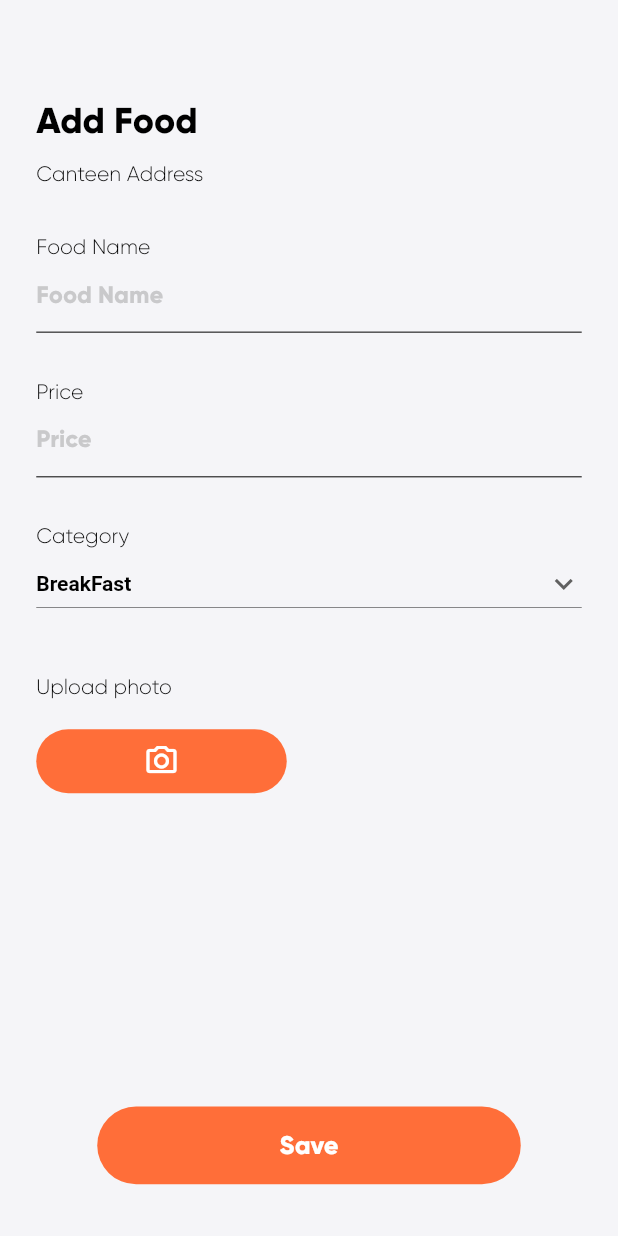
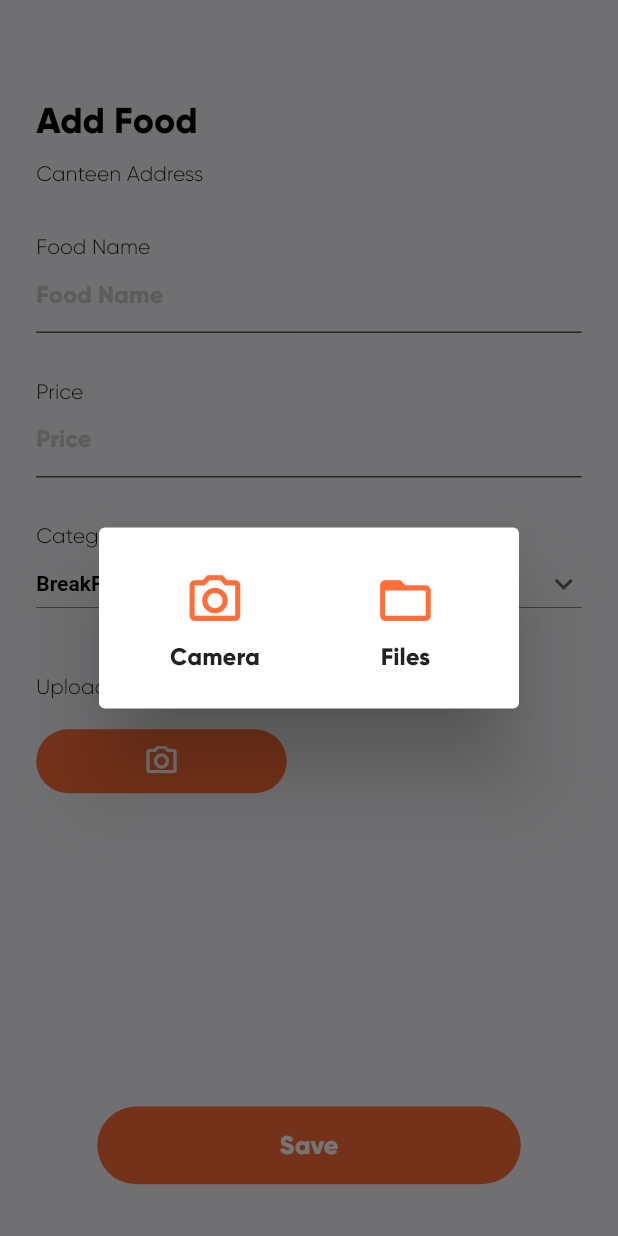
Before and after one commit to StackXSol/canteen, a Flutter app: the AddFood screen opened directly, after a tap on the "camera alt" icon, on a phone screen of 412 x 824 dp. Run offline on Flutter 3.47's test engine with Material 2 defaults, Android fonts, the phone set to English and light mode, and no system bars; our stand-ins replace bloc, carousel_slider, cloud_firestore, firebase_auth, firebase_core, firebase_storage and 8 more; missing offline and left inert: dart:ffi, qr_code_scanner; accounts and stored records are empty.

Commit message:
added imagepicker camera

```diff
--- a/lib/screens/Admin/add_food.dart
+++ b/lib/screens/Admin/add_food.dart
@@ -138,7 +138,70 @@ class _AddFoodState extends State<AddFood> {
             ),
             GestureDetector(
               onTap: () async {
-                photo = await _picker.pickImage(source: ImageSource.gallery);
+                showDialog(
+                    context: context,
+                    builder: (BuildContext context) {
+                      return AlertDialog(
+                        content: Form(
+                          // key: _formKey,
+                          child: Row(
+                            mainAxisAlignment: MainAxisAlignment.spaceEvenly,
+                            children: <Widget>[
+                              GestureDetector(
+                                onTap: () async {
+                                  photo = await _picker.pickImage(
+                                      source: ImageSource.camera);
+                                },
+                                child: Column(
+                                  mainAxisSize: MainAxisSize.min,
+                                  children: [
+                                    Padding(
+                                        padding: EdgeInsets.all(8.0),
+                                        child: Icon(
+                                          Icons.camera_alt_outlined,
+                                          color: orange_color,
+                                          size: getheight(context, 40),
+                                        )),
+                                    Text(
+                                      "Camera",
+                                      style: TextStyle(
+                                          fontWeight: FontWeight.bold),
+                                    )
+                                  ],
+                                ),
+                              ),
+                              SizedBox(
+                                width: getwidth(context, 20),
+                              ),
+                              GestureDetector(
+                                onTap: () async {
+                                  photo = await _picker.pickImage(
+                                      source: ImageSource.gallery);
+                                },
+                                child: Column(
+                                  mainAxisSize: MainAxisSize.min,
+                                  children: [
+                                    Padding(
+                                      padding: EdgeInsets.all(8.0),
+                                      child: Icon(
+                                        Icons.folder_open_outlined,
+                                        color: orange_color,
+                                        size: getheight(context, 40),
+                                      ),
+                                    ),
+                                    Text(
+                                      "Files",
+                                      style: TextStyle(
+                                          fontWeight: FontWeight.bold),
+                                    )
+                                  ],
+                                ),
+                              ),
+                            ],
+                          ),
+                        ),
+                      );
+                    });
               },
               child: Container(
                 height: getheight(context, 42),
```
